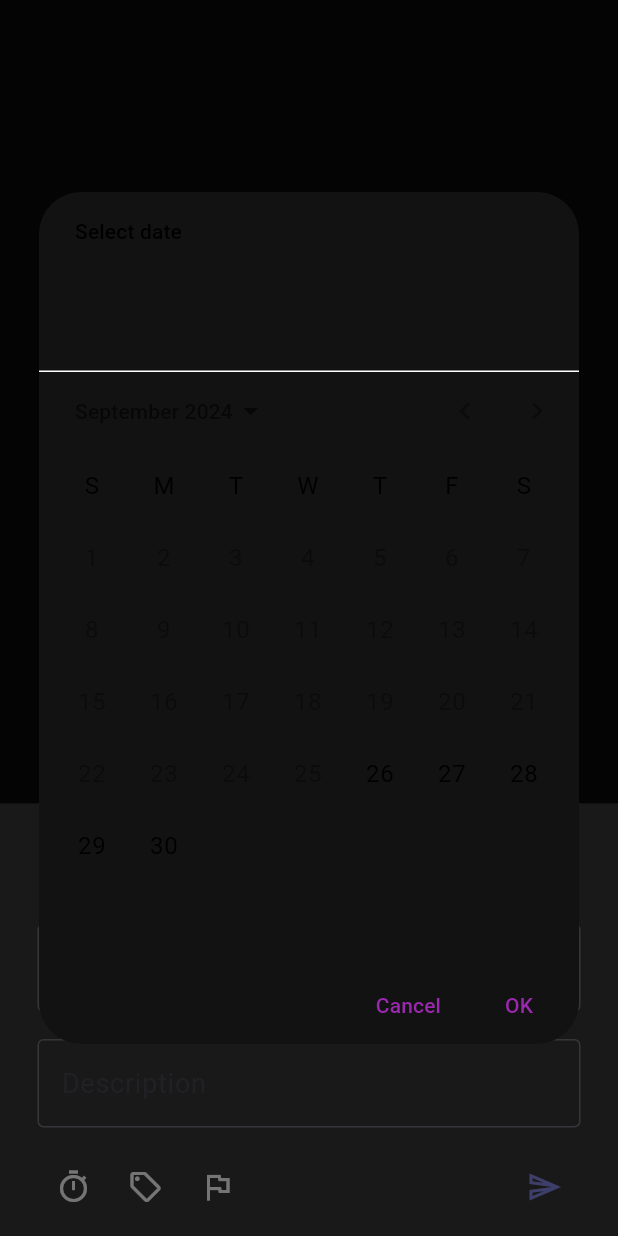
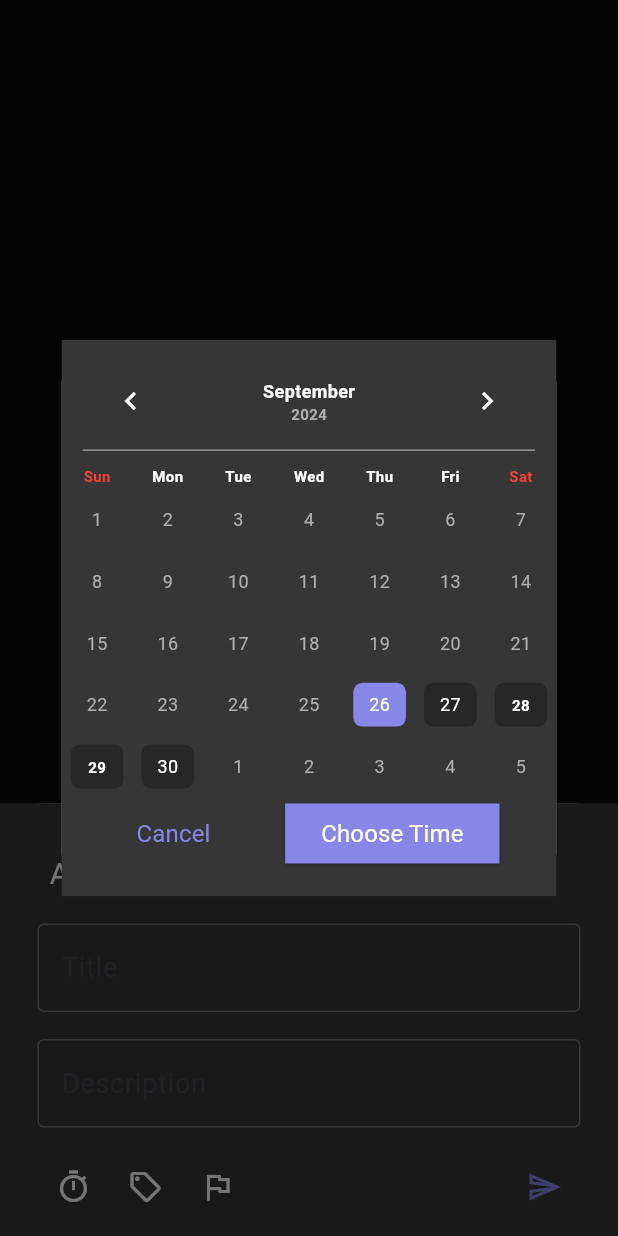
Before and after one commit to felopatersameh/UpTodo-app, a Flutter app: the screen it shows after launch, item 3 of the bottom bar chosen, after a tap on the "timer" icon, on a phone screen of 412 x 824 dp. Run offline on Flutter 3.47's test engine with Material 3 defaults, Android fonts, the phone set to English and light mode, and no system bars; drawn by our look-alikes of persistent_bottom_nav_bar, table_calendar; our stand-ins replace bloc, contained_tab_bar_view, easy_date_timeline, flutter_bloc, fluttertoast, get_it and 2 more; accounts and stored records are empty; generated files the repository leaves out were written again.

Commit message:
finish calender screen and add task

```diff
--- a/lib/config/themes/theme.dart
+++ b/lib/config/themes/theme.dart
@@ -11,6 +11,10 @@ ThemeData buildThemeDataDark() {
       titleTextStyle: Styles.text20AppBAr(),
       backgroundColor: AppColors.backGroundColor,
     ),
+    datePickerTheme: DatePickerThemeData(
+        confirmButtonStyle: ButtonStyle(
+            textStyle: WidgetStatePropertyAll(Styles.text16()),
+            backgroundColor: WidgetStatePropertyAll(AppColors.primaryColor))),
     scaffoldBackgroundColor: AppColors.backGroundColor,
   );
 }
--- a/lib/core/utils/resource/colors.dart
+++ b/lib/core/utils/resource/colors.dart
@@ -4,6 +4,7 @@ class AppColors {
   //--------------------------------------------  Colors App
   static const Color backGroundColor = Color(0xFF121212);
   static const Color secondBackGroundColor = Color(0xFF363636);
+  static const Color calenderItemBackGroundColor = Color(0xFF272727);
   static const Color primaryColor = Color(0xFF8687E7);
 
   //----------------------------------- Texts
--- a/lib/core/utils/resource/styles.dart
+++ b/lib/core/utils/resource/styles.dart
@@ -22,6 +22,9 @@ class Styles {
   static TextStyle text20AppBAr() =>
       _getTextStyle(20, FontWeight.w400, AppColors.textColor);
 
+  static TextStyle text10() =>
+      _getTextStyle(10, FontWeight.w700, AppColors.textColor);
+
   static TextStyle text12() =>
       _getTextStyle(12, FontWeight.w400, AppColors.textColor);
 
@@ -34,6 +37,9 @@ class Styles {
   static TextStyle text18() =>
       _getTextStyle(18, FontWeight.w400, AppColors.textColor);
 
+  static TextStyle text24() =>
+      _getTextStyle(24, FontWeight.w400, AppColors.textColor);
+
 // static TextStyle text16() =>
 //     _getTextStyle(16, FontWeight.w600, AppColors.textCoolGray);
 //
--- a/lib/features/Calendar/presentation/widgets/build_task.dart
+++ b/lib/features/Calendar/presentation/widgets/build_task.dart
@@ -48,7 +48,7 @@ class CardItemTask extends StatelessWidget {
               children: [
                 Expanded(
                     child: Text(
-                  "Today At ${DateFormat("E d").format(state.dateTime)}",
+                  "Today At ${DateFormat.jm().format(state.dateTime)}",
                   maxLines: 1,
                   style:
                       Styles.text14().copyWith(color: AppColors.gray1TextColor),
--- a/lib/features/Layout/presentation/widgets/dialog_add_task.dart
+++ b/lib/features/Layout/presentation/widgets/dialog_add_task.dart
@@ -1,9 +1,11 @@
 import 'package:flutter/material.dart';
 import 'package:flutter_bloc/flutter_bloc.dart';
-
+import 'package:intl/intl.dart';
+import 'package:table_calendar/table_calendar.dart';
 import '../../../../core/utils/Widget/build_custom_box.dart';
 import '../../../../core/utils/Widget/build_text_form_field.dart';
 import '../../../../core/utils/Widget/custom_build_dialog.dart';
+import '../../../../core/utils/Widget/number_page.dart';
 import '../../../../core/utils/resource/colors.dart';
 import '../../../../core/utils/resource/styles.dart';
 import '../../../Calendar/data/models/category_model.dart';
@@ -93,7 +95,7 @@ class _DialogAddTaskState extends State<DialogAddTask> {
                   Row(
                     children: [
                       IconButton(
-                        onPressed: () => _buildDatePicker(context),
+                        onPressed: () => _showCalendarPicker(context),
                         icon: Icon(
                           _data == null
                               ? Icons.timer_outlined
@@ -158,39 +160,44 @@ class _DialogAddTaskState extends State<DialogAddTask> {
     }
   }
 
-  Future<void> _buildDatePicker(context) {
+  Future<void> _showCalendarPicker(BuildContext context) async {
     alignment = Alignment.center;
-    DateTime now = DateTime.now();
-    DateTime firstDayOfMonth = DateTime(now.year, now.month, now.day);
-    DateTime lastDayOfMonth = DateTime(now.year, now.month + 1, 0);
-    return showDatePicker(
+    await showDialog(
       context: context,
-      firstDate: firstDayOfMonth,
+      builder: (context) => AlertDialog(
+        contentPadding: EdgeInsets.all(0),
+        content: SizedBox(
+          width: MediaQuery.of(context).size.width * 0.8,
+          height: MediaQuery.of(context).size.height * 0.45,
+          child: CalendarPage(),
+        ),
+      ),
+    ).then((date) async {
+      if (date != null) {
+        _data = date;
+        return _showTimePicker(context);
+      }
+    });
+  }
 
-      lastDate: lastDayOfMonth,
-      // initialDate: firstDayOfMonth,
-      builder: (context, child) {
-        return Theme(
-          data: ThemeData(
-            colorScheme: ColorScheme.dark(
-              primary: Colors.purple, // اللون الأساسي (الشريط العلوي)
-              onPrimary: Colors.white, // لون النص في الشريط العلوي
-              onSurface: Colors.black, // لون النص في التقويم
-            ),
-            textButtonTheme: TextButtonThemeData(
-              style: TextButton.styleFrom(
-                  // p: Colors.purple, // لون أزرار "Cancel"
-                  ),
-            ),
-          ),
-          child: child!,
-        );
-      },
-      initialEntryMode: DatePickerEntryMode.calendarOnly,
-    ).then((value) {
-      if (value != null) {
-        _data = value;
+  Future<void> _showTimePicker(BuildContext context) async {
+    await showDialog(
+      context: context,
+      builder: (context) => AlertDialog(
+        contentPadding: EdgeInsets.all(0),
+        content: SizedBox(
+          width: MediaQuery.of(context).size.width * 0.8,
+          height: MediaQuery.of(context).size.height * 0.33,
+          child: NumberPage(),
+        ),
+      ),
+    ).then((date) {
+      if (date != null) {
+        final hour = date[0];
+        final minute = date[1];
+        _data = _data!.copyWith(hour: hour, minute: minute);
       }
+      print("all data:: $_data");
       alignment = Alignment.bottomCenter;
     });
   }
@@ -248,3 +255,136 @@ class _DialogAddTaskState extends State<DialogAddTask> {
     });
   }
 }
+
+//******************************************************
+class CalendarPage extends StatefulWidget {
+  const CalendarPage({super.key});
+
+  @override
+  State<CalendarPage> createState() => _CalendarPageState();
+}
+
+final now = DateTime.now();
+final firstDayOfMonth = DateTime(now.year, now.month, now.day);
+DateTime foucDay = firstDayOfMonth;
+final lastDayOfMonth = DateTime(now.year, now.month + 1, 0);
+
+class _CalendarPageState extends State<CalendarPage> {
+  @override
+  Widget build(BuildContext context) {
+    return Container(
+      color: AppColors.secondBackGroundColor,
+      child: Column(
+        children: [
+          TableCalendar(
+            rowHeight: MediaQuery.sizeOf(context).height * .05,
+            firstDay: firstDayOfMonth,
+            lastDay: lastDayOfMonth,
+            focusedDay: foucDay,
+            onDaySelected: (selectedDay, focusedDay) {
+              setState(() {
+                foucDay = selectedDay;
+              });
+            },
+            currentDay: foucDay,
+            calendarStyle: CalendarStyle(
+              todayTextStyle: Styles.text12(),
+              disabledTextStyle:
+                  Styles.text12().copyWith(color: AppColors.gray1TextColor),
+              todayDecoration: BoxDecoration(
+                color: AppColors.primaryColor,
+                shape: BoxShape.rectangle,
+                borderRadius: BorderRadiusDirectional.circular(6),
+              ),
+              defaultDecoration: BoxDecoration(
+                color: AppColors.calenderItemBackGroundColor,
+                shape: BoxShape.rectangle,
+                borderRadius: BorderRadiusDirectional.circular(6),
+              ),
+              weekendDecoration: BoxDecoration(
+                color: AppColors.calenderItemBackGroundColor,
+                shape: BoxShape.rectangle,
+                borderRadius: BorderRadiusDirectional.circular(6),
+              ),
+              weekendTextStyle: Styles.text10(),
+              defaultTextStyle: Styles.text12(),
+              outsideTextStyle:
+                  Styles.text12().copyWith(color: AppColors.gray1TextColor),
+            ),
+            calendarBuilders: CalendarBuilders(
+              headerTitleBuilder: (context, day) {
+                return Column(
+                  children: [
+                    Text(
+                      DateFormat.MMMM().format(day),
+                      style: Styles.text14(),
+                    ),
+                    Text(
+                      DateFormat.y().format(day),
+                      style: Styles.text10()
+                          .copyWith(color: AppColors.gray1TextColor),
+                    ),
+                  ],
+                );
+              },
+            ),
+            headerStyle: HeaderStyle(
+              headerMargin: EdgeInsets.symmetric(horizontal: 14, vertical: 9),
+              formatButtonVisible: false,
+              titleCentered: true,
+              decoration: BoxDecoration(
+                border: BorderDirectional(
+                  bottom: BorderSide(
+                    width: 1,
+                    color: AppColors.gray2TextColor,
+                  ),
+                ),
+              ),
+              leftChevronIcon: Icon(Icons.chevron_left, color: Colors.white),
+              rightChevronIcon: Icon(Icons.chevron_right, color: Colors.white),
+            ),
+            daysOfWeekStyle: DaysOfWeekStyle(
+              weekdayStyle: Styles.text10(),
+              weekendStyle: Styles.text10().copyWith(color: Colors.red),
+            ),
+          ),
+          Spacer(),
+          Row(
+            mainAxisAlignment: MainAxisAlignment.spaceEvenly,
+            children: [
+              TextButton(
+                style: ButtonStyle(
+                  shape: WidgetStatePropertyAll(
+                    ContinuousRectangleBorder(),
+                  ),
+                ),
+                onPressed: () {
+                  Navigator.pop(context);
+                },
+                child: Text(
+                  'Cancel',
+                  style:
+                      Styles.text16().copyWith(color: AppColors.primaryColor),
+                ),
+              ),
+              ElevatedButton(
+                style: ButtonStyle(
+                    shape: WidgetStatePropertyAll(ContinuousRectangleBorder()),
+                    backgroundColor:
+                        WidgetStatePropertyAll(AppColors.primaryColor)),
+                onPressed: () {
+                  Navigator.pop(context, foucDay);
+                },
+                child: Text(
+                  'Choose Time',
+                  style: Styles.text16(),
+                ),
+              ),
+            ],
+          ),
+          SizedBox(height: 20),
+        ],
+      ),
+    );
+  }
+}
--- a/lib/main.dart
+++ b/lib/main.dart
@@ -1,12 +1,15 @@
 import 'package:flutter/material.dart';
 import 'package:flutter_bloc/flutter_bloc.dart';
+import 'core/Network/serves_locator.dart';
 import 'features/Calendar/presentation/manager/calendar_cubit.dart';
 
 import 'config/themes/theme.dart';
 import 'features/Layout/presentation/manager/app_cubit.dart';
 import 'features/Layout/presentation/pages/layout_screen.dart';
 
-void main() {
+void main() async {
+  WidgetsFlutterBinding.ensureInitialized();
+  await setup();
   runApp(const MyApp());
 }
 
@@ -21,7 +24,7 @@ class MyApp extends StatelessWidget {
           create: (context) => AppCubit(),
         ),
         BlocProvider(
-          create: (context) => CalendarCubit()..filterToday(),
+          create: (context) => CalendarCubit()..filter(),
         ),
       ],
       child: MaterialApp(
--- a/pubspec.yaml
+++ b/pubspec.yaml
@@ -45,6 +45,8 @@ dependencies:
   hive: ^2.2.3
   hive_flutter: ^1.1.0
   get_it: ^8.0.0
+  table_calendar: ^3.1.2
+  numberpicker: ^2.1.2
 
 dev_dependencies:
   flutter_test:
```
Also changed, not shown: pubspec.lock.
